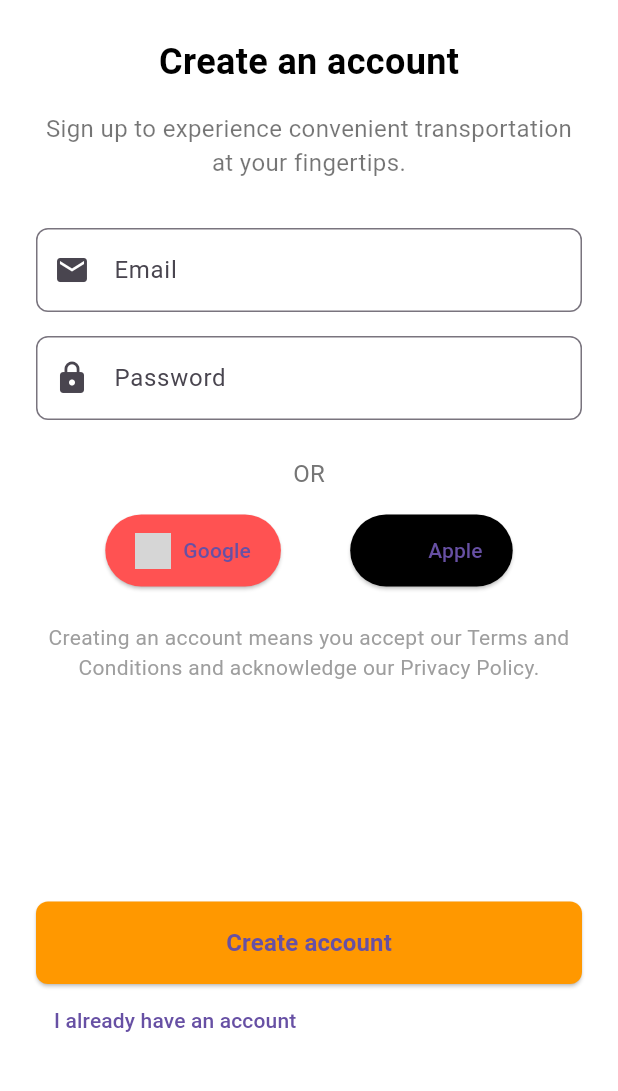
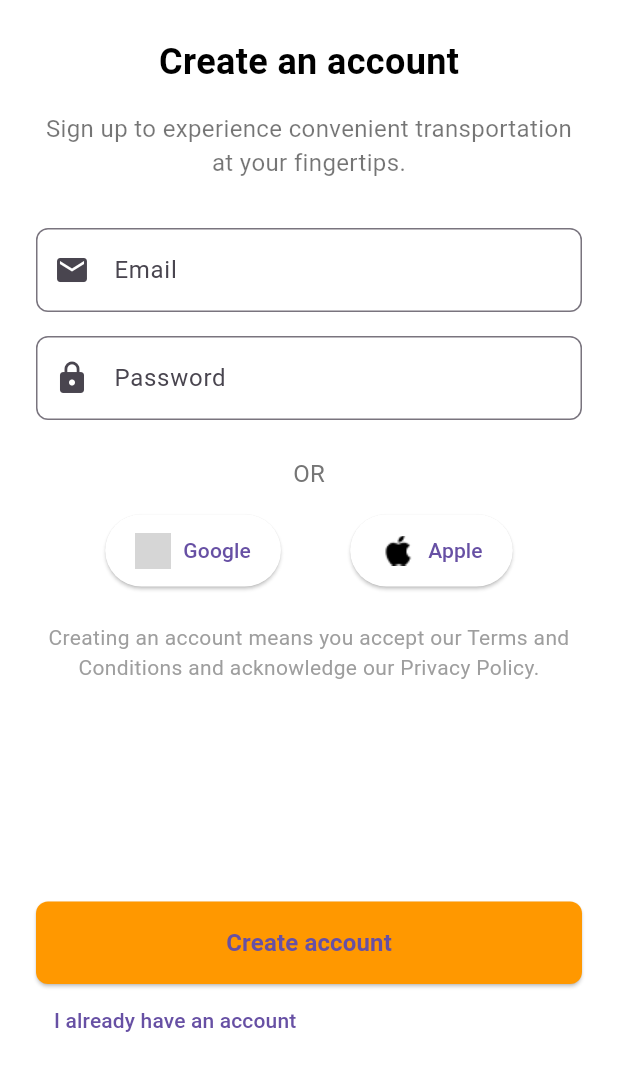
Before and after one commit to steve2700/toota-mobile-sa, a Flutter app: the SignUpScreen screen opened directly, on a phone screen of 412 x 824 dp, the part 144-1235 px from its top. Run offline on Flutter 3.47's test engine with Material 3 defaults, Android fonts, the phone set to English and light mode, and no system bars; our stand-ins replace dio, flutter_riverpod, flutter_svg, font_awesome_flutter, geolocator, google_maps_flutter; missing offline and left inert: google_maps_flutter_platform_interface; grey boxes are pictures that could not be loaded.

Commit message:
changed the background color of images in sign up

```diff
--- a/toota_mobile_sa/lib/screens/sign_up_screen/sign_up_screen.dart
+++ b/toota_mobile_sa/lib/screens/sign_up_screen/sign_up_screen.dart
@@ -124,7 +124,7 @@ class _SignUpScreenState extends ConsumerState<SignUpScreen> {
                   icon: Image.asset('assets/images/google.png', width: 24, height: 24),
                   label: const Text('Google'),
                   style: ElevatedButton.styleFrom(
-                    backgroundColor: Colors.redAccent,
+                    backgroundColor: Colors.white,
                     padding: const EdgeInsets.symmetric(vertical: 12, horizontal: 20),
                   ),
                 ),
@@ -133,7 +133,7 @@ class _SignUpScreenState extends ConsumerState<SignUpScreen> {
                   icon: Image.asset('assets/images/apple.png', width: 24, height: 24),
                   label: const Text('Apple'),
                   style: ElevatedButton.styleFrom(
-                    backgroundColor: Colors.black,
+                    backgroundColor: Colors.white,
                     padding: const EdgeInsets.symmetric(vertical: 12, horizontal: 20),
                   ),
                 ),
```
